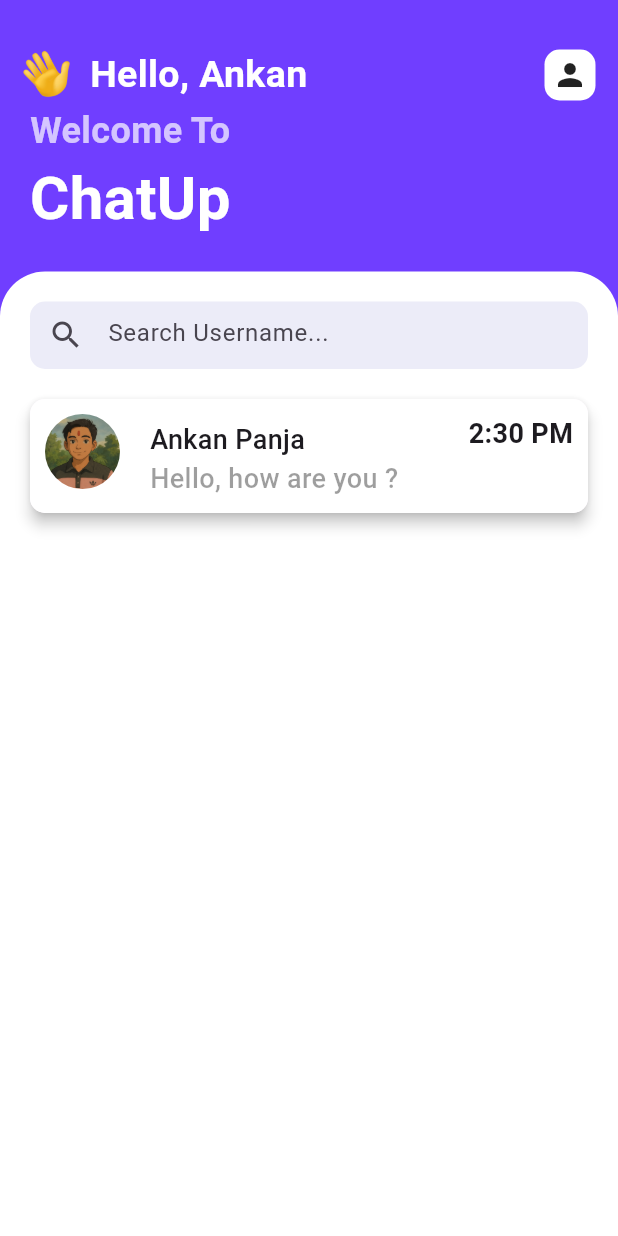
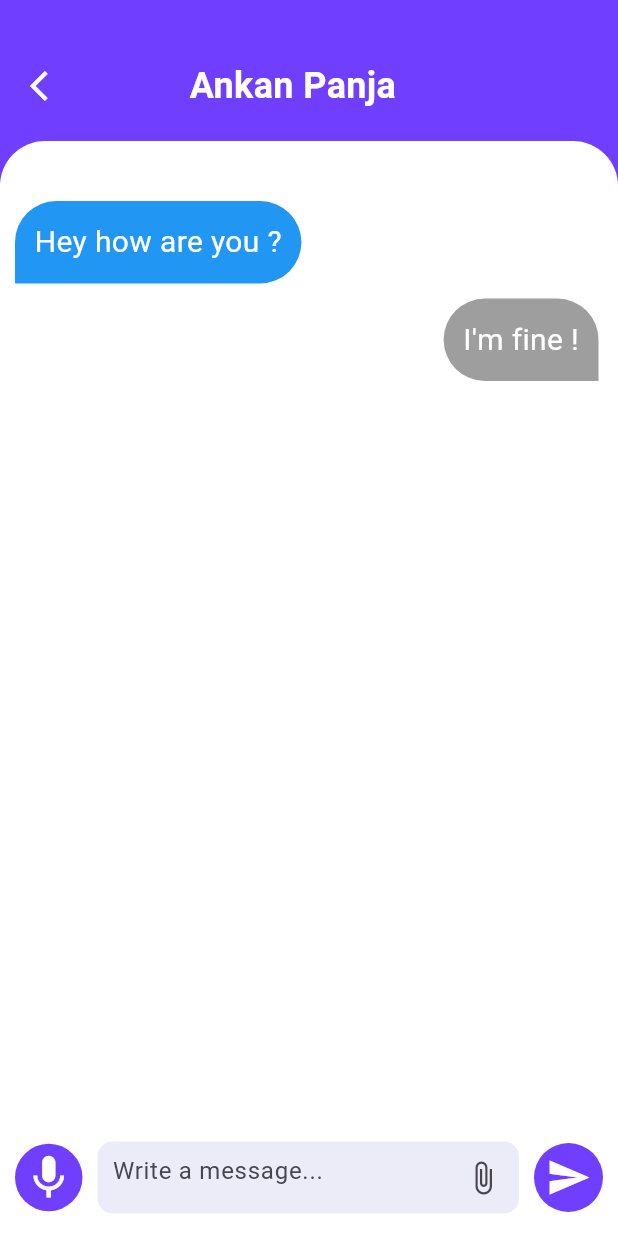
Before and after one commit to ankan2011/Chatting-App, a Flutter app: the screen it shows after launch, on a phone screen of 412 x 824 dp. Run offline on Flutter 3.47's test engine with Material 3 defaults, Android fonts, the phone set to English and light mode, and no system bars.

Commit message:
Chat Page Completed

```diff
--- a/lib/main.dart
+++ b/lib/main.dart
@@ -1,3 +1,4 @@
+import 'package:chat_app/pages/chat_page.dart';
 import 'package:chat_app/pages/home.dart';
 import 'package:chat_app/pages/onbording.dart';
 import 'package:flutter/material.dart';
@@ -18,7 +19,7 @@ class MyApp extends StatelessWidget {
       theme: ThemeData(
         useMaterial3: true,
       ),
-      home: Home(),
+      home: ChatPage(),
     );
   }
 }
--- /dev/null
+++ b/lib/pages/chat_page.dart
@@ -0,0 +1,151 @@
+import 'package:chat_app/utils/colors.dart';
+import 'package:flutter/material.dart';
+
+class ChatPage extends StatefulWidget {
+  const ChatPage({super.key});
+
+  @override
+  State<ChatPage> createState() => _ChatPageState();
+}
+
+class _ChatPageState extends State<ChatPage> {
+  @override
+  Widget build(BuildContext context) {
+    return Scaffold(
+      backgroundColor: AppColors.primaryColor,
+      body: Container(
+        margin: EdgeInsets.only(top: 40),
+        child: Column(
+          children: [
+            Padding(
+              padding: const EdgeInsets.only(left: 20),
+              child: Row(
+                children: [
+                  GestureDetector(
+                    onTap: (){
+                      Navigator.pop(context);
+                    },
+                      child: Icon(
+                        Icons.arrow_back_ios,color: Colors.white,)),
+                  SizedBox(width: MediaQuery.of(context).size.width/5,),
+                  Text("Ankan Panja",
+                  textAlign: TextAlign.center,
+                      style: TextStyle(
+                        color: Colors.white,
+                        fontSize: 24,
+                        fontWeight: FontWeight.bold,
+                      ),)
+                ],
+              ),
+            ),
+
+            SizedBox(height: 20,),
+
+            Expanded(
+              child: Container(
+                padding: EdgeInsets.only(left: 10,),
+                width: MediaQuery.of(context).size.width,
+                decoration: BoxDecoration(
+                  color: Colors.white,
+                  borderRadius: BorderRadius.only(
+                    topLeft: Radius.circular(30),
+                    topRight:  Radius.circular(30),
+                  )
+                ),
+                child: Column(
+                  children: [
+                    SizedBox(height: 40,),
+                    Row(
+                      children: [
+                        Container(
+                          padding: EdgeInsets.all(13),
+                          decoration: BoxDecoration(color: Colors.blue,
+                              borderRadius: BorderRadius.only(
+                                  topRight: Radius.circular(30),
+                                  topLeft: Radius.circular(30),
+                                  bottomRight: Radius.circular(30),
+
+                              )),
+                          child: Text("Hey how are you ?",
+                          textAlign: TextAlign.center,
+                          style: TextStyle(
+                            color: Colors.white,fontSize: 20,
+                          ),),
+                        )
+                      ],
+                    ),
+
+                    SizedBox(height: 10,),
+
+                    Row(
+                      mainAxisAlignment: MainAxisAlignment.end,
+                      children: [
+                        Container(
+                          margin: EdgeInsets.only(right: 13),
+                          padding: EdgeInsets.all(13),
+                          decoration: BoxDecoration(color: Colors.grey,
+                              borderRadius: BorderRadius.only(
+                                topRight: Radius.circular(30),
+                                topLeft: Radius.circular(30),
+                                bottomLeft: Radius.circular(30),
+
+                              )),
+                          child: Text("I'm fine !",
+                            textAlign: TextAlign.center,
+                            style: TextStyle(
+                                color: Colors.white,fontSize: 20 ,
+                            ),),
+                        )
+                      ],
+                    ),
+
+                    Spacer(),
+
+                    Container(
+                      padding: EdgeInsets.only(bottom: 15),
+                      child: Row(
+                        children: [
+                          Container(
+                            padding: EdgeInsets.all(5),
+                            decoration: BoxDecoration(color: AppColors.primaryColor,borderRadius: BorderRadius.circular(60)),
+                            child: Icon(Icons.mic,color: Colors.white,size: 35,),
+                          ),
+
+                          SizedBox(width: 10,),
+
+                          Expanded(
+                            child: Container(
+                              padding: EdgeInsets.only(left: 10),
+                              decoration: BoxDecoration(color: Color(0xffececf8),borderRadius: BorderRadius.circular(10)),
+                              child: TextField(
+                                decoration: InputDecoration(border: InputBorder.none,
+                                hintText: "Write a message...",
+                                suffixIcon: Icon(Icons.attach_file)),
+
+                              ),
+                            ),
+                          ),
+
+                          SizedBox(width: 10,),
+
+                          Container(
+                            padding: EdgeInsets.all(8),
+                            decoration: BoxDecoration(color: AppColors.primaryColor,borderRadius: BorderRadius.circular(60)),
+                            child: Icon(Icons.send,color: Colors.white,size: 30,),
+                          ),
+                          SizedBox(width: 10,),
+                        ],
+                      ),
+
+                    )
+                  ],
+                ),
+              ),
+            )
+          ],
+        ),
+      ),
+
+    );
+  }
+}
```
